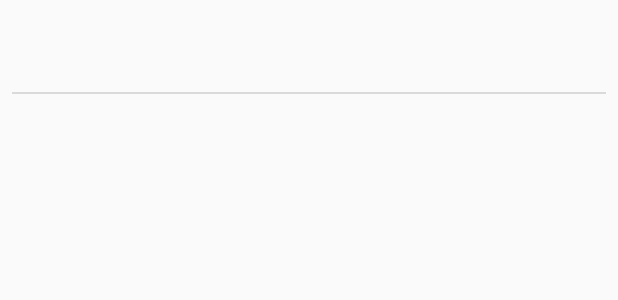
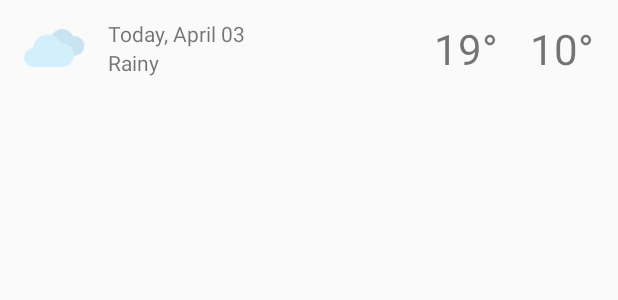
Before and after one commit to emulatalk1/SunOfABeach, an Android app: the layout forecast_list_item.xml on its own in the app's theme, with its tools: preview values and no code run, on a phone screen of 412 x 824 dp. Shown: the top 300 px of the screen. Run offline under Robolectric (Android 15) with nearby library versions, the phone set to English and light mode, and no system bars.

Commit message:
Change Main UI

```diff
--- a/app/build.gradle
+++ b/app/build.gradle
@@ -29,9 +29,9 @@ dependencies {
     compile 'com.android.support:recyclerview-v7:25.1.0'
     compile 'com.android.support:preference-v7:25.1.0'
 
-    compile 'com.android.support.constraint:constraint-layout:1.0.0-beta3'
 
     compile 'com.firebase:firebase-jobdispatcher:0.5.0'
 
     testCompile 'junit:junit:4.12'
+    compile 'com.android.support.constraint:constraint-layout:1.0.2'
 }
--- a/app/src/main/res/layout/forecast_list_item.xml
+++ b/app/src/main/res/layout/forecast_list_item.xml
@@ -1,23 +1,71 @@
 <?xml version="1.0" encoding="utf-8"?>
-<LinearLayout xmlns:android="http://schemas.android.com/apk/res/android"
-    android:orientation="vertical"
+<android.support.constraint.ConstraintLayout
+    xmlns:android="http://schemas.android.com/apk/res/android"
+    xmlns:app="http://schemas.android.com/apk/res-auto"
+    xmlns:tools="http://schemas.android.com/tools"
     android:layout_width="match_parent"
-    android:layout_height="wrap_content">
+    android:layout_height="wrap_content"
+    android:minHeight="?android:attr/listPreferredItemHeight"
+    android:paddingBottom="12dp"
+    android:paddingLeft="16dp"
+    android:paddingRight="16dp"
+    android:paddingTop="12dp">
 
-    <!--This TextView holds the weather data for one particular day in the forecast-->
+    <ImageView
+        android:id="@+id/weather_icon"
+        android:layout_width="40dp"
+        android:layout_height="40dp"
+        app:layout_constraintBottom_toTopOf="@+id/guideline"
+        app:layout_constraintLeft_toLeftOf="parent"
+        app:layout_constraintTop_toTopOf="@+id/guideline"
+        tools:src="@drawable/art_clouds"/>
+
     <TextView
-        android:id="@+id/tv_weather_data"
-        style="@style/Base.TextAppearance.AppCompat.Large"
-        android:padding="16dp"
+        android:id="@+id/date"
         android:layout_width="wrap_content"
-        android:layout_height="wrap_content" />
+        android:layout_height="wrap_content"
+        android:layout_marginLeft="16dp"
+        android:layout_marginStart="16dp"
+        app:layout_constraintBottom_toTopOf="@+id/guideline"
+        app:layout_constraintLeft_toRightOf="@+id/weather_icon"
+        tools:text="Today, April 03"/>
 
-    <!--This View serves as a visual divider between list items-->
-    <View
-        android:layout_width="match_parent"
-        android:layout_height="1dp"
-        android:background="#dadada"
-        android:layout_marginLeft="8dp"
-        android:layout_marginRight="8dp" />
+    <TextView
+        android:id="@+id/weather_description"
+        android:layout_width="wrap_content"
+        android:layout_height="wrap_content"
+        app:layout_constraintLeft_toLeftOf="@+id/date"
+        app:layout_constraintTop_toTopOf="@+id/guideline"
+        tools:text="Rainy"/>
 
-</LinearLayout>
+    <TextView
+        android:id="@+id/high_temperature"
+        android:layout_width="wrap_content"
+        android:layout_height="wrap_content"
+        android:layout_marginEnd="4dp"
+        android:layout_marginRight="4dp"
+        android:textSize="28dp"
+        app:layout_constraintBottom_toTopOf="@+id/guideline"
+        app:layout_constraintRight_toLeftOf="@+id/low_temperature"
+        app:layout_constraintTop_toTopOf="@+id/guideline"
+        tools:text="19\u00b0"/>
+
+    <TextView
+        android:id="@+id/low_temperature"
+        android:layout_width="60dp"
+        android:layout_height="wrap_content"
+        android:gravity="end"
+        android:textSize="28dp"
+        app:layout_constraintBottom_toBottomOf="@+id/guideline"
+        app:layout_constraintRight_toRightOf="parent"
+        app:layout_constraintTop_toTopOf="@+id/guideline"
+        tools:text="10\u00b0"/>
+
+    <android.support.constraint.Guideline
+        android:id="@+id/guideline"
+        android:layout_width="wrap_content"
+        android:layout_height="wrap_content"
+        android:orientation="horizontal"
+        app:layout_constraintGuide_percent="0.5"/>
+
+</android.support.constraint.ConstraintLayout>
```
Also changed, not shown: app/src/main/java/com/vnspectre/sunofabeach/ForecastAdapter.java (+42 -61 lines), app/src/main/res/values/strings.xml (+9 -0 lines).
